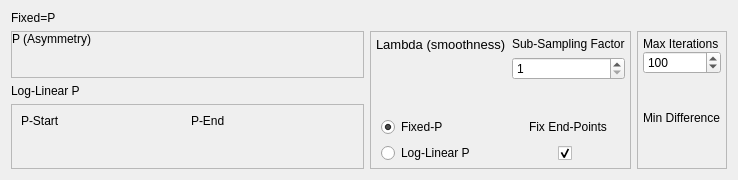
Old version of the form crikit/ui/qt5/ui_PlotEffect_ALS.ui in the repository CCampJr/CRIkit2.
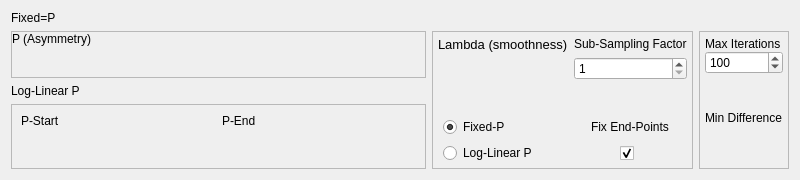
New version of the form.

```diff
--- a/crikit/ui/qt5/ui_PlotEffect_ALS.ui
+++ b/crikit/ui/qt5/ui_PlotEffect_ALS.ui
@@ -6,7 +6,7 @@
    <rect>
     <x>0</x>
     <y>0</y>
-    <width>738</width>
+    <width>800</width>
     <height>180</height>
    </rect>
   </property>
```
